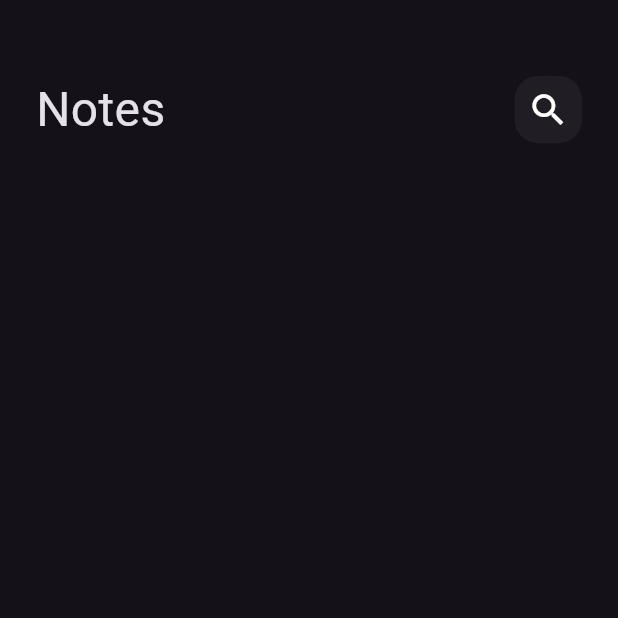
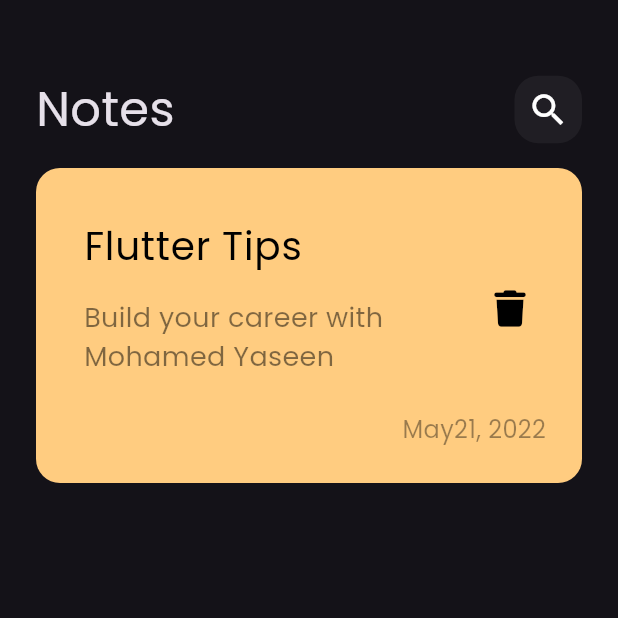
Before and after one commit to mohamed-yaseen13/notes_app, a Flutter app: the screen it shows after launch, on a phone screen of 412 x 824 dp, the top half of it. Run offline on Flutter 3.47's test engine with Material 3 defaults, Android fonts, the phone set to English and light mode, and no system bars; our stand-ins replace font_awesome_flutter.

Commit message:
create note ietm widget

```diff
--- a/analysis_options.yaml
+++ b/analysis_options.yaml
@@ -7,6 +7,9 @@
 
 # The following line activates a set of recommended lints for Flutter apps,
 # packages, and plugins designed to encourage good coding practices.
+analyzer:
+  errors:
+    deprecated_member_use: ignore
 include: package:flutter_lints/flutter.yaml
 
 linter:
--- a/lib/main.dart
+++ b/lib/main.dart
@@ -11,7 +11,10 @@ class NotesApp extends StatelessWidget {
   @override
   Widget build(BuildContext context) {
     return MaterialApp(
-      theme: ThemeData.dark(),
+      theme: ThemeData(
+        brightness: Brightness.dark,
+        fontFamily: 'Poppins',
+      ),
       home: const NotesView(),
     );
   }
--- /dev/null
+++ b/lib/views/widgets/note_item.dart
@@ -0,0 +1,66 @@
+import 'package:flutter/material.dart';
+import 'package:font_awesome_flutter/font_awesome_flutter.dart';
+
+class NoteItem extends StatelessWidget {
+  const NoteItem({super.key});
+
+  @override
+  Widget build(BuildContext context) {
+    return Container(
+      padding: EdgeInsets.only(
+        top: 24,
+        bottom: 24,
+        left: 16,
+      ),
+      decoration: BoxDecoration(
+        color: const Color(0xffFFCC80),
+        borderRadius: BorderRadius.circular(16),
+      ),
+      child: Column(
+        crossAxisAlignment: CrossAxisAlignment.end,
+        children: [
+          ListTile(
+            title: const Text(
+              'Flutter Tips',
+              style: TextStyle(
+                color: Colors.black,
+                fontSize: 26,
+              ),
+            ),
+            subtitle: Padding(
+              padding: const EdgeInsets.only(
+                top: 16,
+                bottom: 16,
+              ),
+              child: Text(
+                'Build your career with Mohamed Yaseen',
+                style: TextStyle(
+                  color: Colors.black.withOpacity(0.5),
+                  fontSize: 18,
+                ),
+              ),
+            ),
+            trailing: IconButton(
+              icon: Icon(
+                FontAwesomeIcons.trash,
+                color: Colors.black,
+                size: 24,
+              ),
+              onPressed: () {},
+            ),
+          ),
+          Padding(
+            padding: const EdgeInsets.only(right: 24),
+            child: Text(
+              'May21, 2022',
+              style: TextStyle(
+                color: Colors.black.withOpacity(0.4),
+                fontSize: 16,
+              ),
+            ),
+          ),
+        ],
+      ),
+    );
+  }
+}
--- a/lib/views/widgets/notes_view_body.dart
+++ b/lib/views/widgets/notes_view_body.dart
@@ -1,5 +1,6 @@
 import 'package:flutter/material.dart';
 import 'package:notes_app/views/widgets/custom_app_bar.dart';
+import 'package:notes_app/views/widgets/note_item.dart';
 
 class NotesViewBody extends StatelessWidget {
   const NotesViewBody({super.key});
@@ -14,6 +15,8 @@ class NotesViewBody extends StatelessWidget {
         children: [
           SizedBox(height: 50),
           CustomAppBar(),
+          SizedBox(height: 16),
+          NoteItem(),
         ],
       ),
     );
```
Also changed, not shown: pubspec.yaml (+6 -1 lines), assets/fonts/Poppins-Regular.ttf (added), pubspec.lock.
